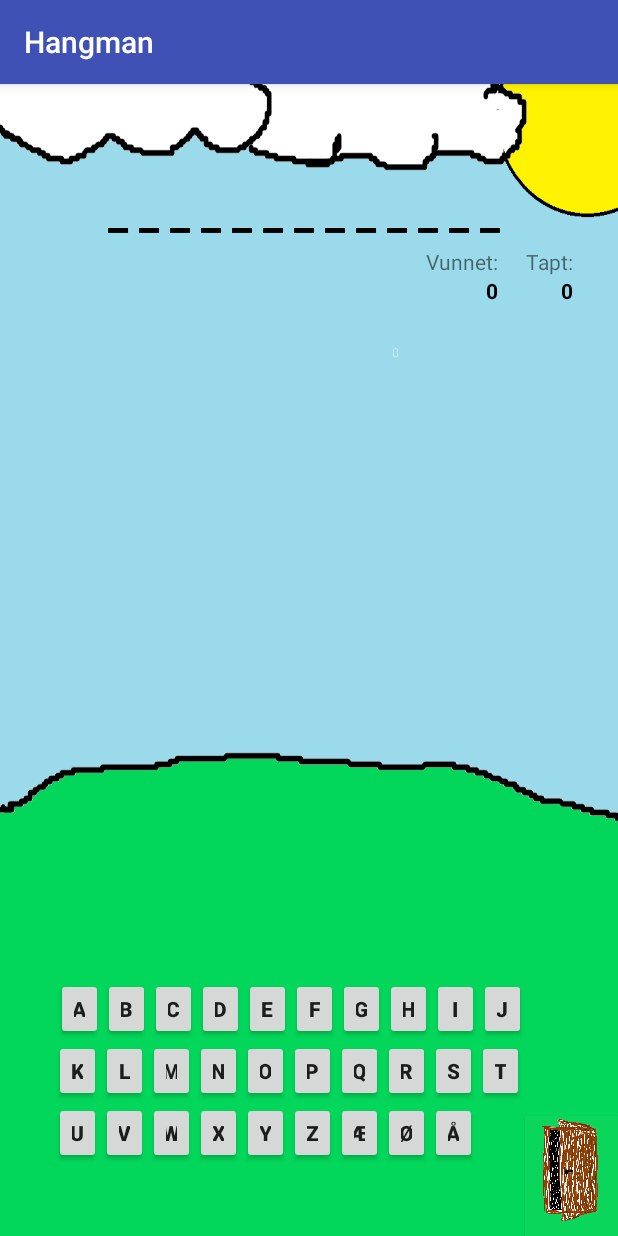
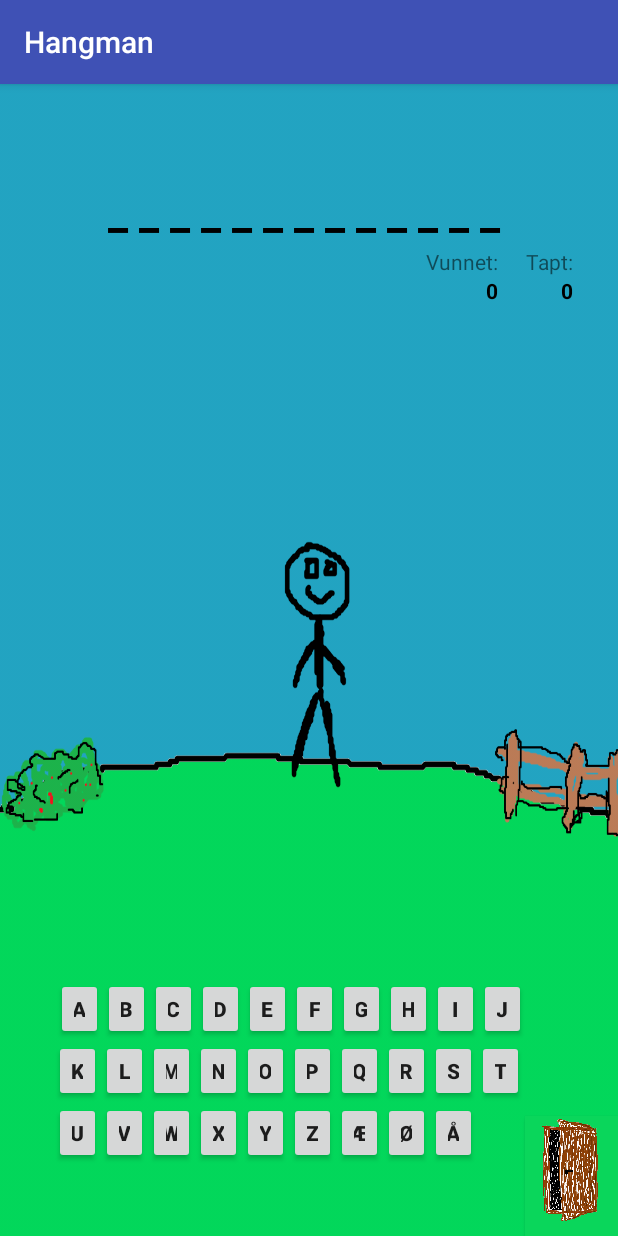
Before and after one commit to Brogzybro/Hangman-android-app, an Android app: the screen it shows after launch (GameActivity), after a tap on "START GAME", on a phone screen of 412 x 824 dp. Run offline under Robolectric (Android 15) with nearby library versions, the phone set to English and light mode, and no system bars; 2 other taps on this screen came first.

Commit message:
two gamemodes added

```diff
--- a/app/src/main/java/com/example/brage/hangman/GameActivity.java
+++ b/app/src/main/java/com/example/brage/hangman/GameActivity.java
@@ -1,6 +1,7 @@
 package com.example.brage.hangman;
 
 import android.content.Context;
+import android.content.DialogInterface;
 import android.content.Intent;
 import android.content.res.TypedArray;
 import android.os.Bundle;
@@ -46,7 +47,12 @@
         numberOfGameWins = (TextView)findViewById(R.id.numerOfWins);
         numberOfGameLoss = (TextView)findViewById(R.id.numerOfLoss);
         nextGameBtn = (Button)findViewById(R.id.nextGameBtn);
-        backgrounds = getResources().obtainTypedArray(R.array.bgList);
+        if (intent.getIntExtra("gameMode", 0) == 1){
+            backgrounds = getResources().obtainTypedArray(R.array.bgList1);
+        }else{
+            backgrounds = getResources().obtainTypedArray(R.array.bgList0);
+        }
+        background.setImageResource(backgrounds.getResourceId(numberOfFailes, 0));
         readFromFile();
         setWordOfGameTV();
     }
@@ -87,6 +93,10 @@
 
     private String selectRandomWord(){
         Random random = new Random();
+        if (listOFWords.size() == 0){
+            AlertDialog.Builder builder = new AlertDialog.Builder(this);
+            builder.setMessage("There are no more words to play :(").setPositiveButton("Ok!", dialogListener).show();
+        }
         int randomInt = random.nextInt(listOFWords.size());
         String word = listOFWords.get(randomInt);
         return word;
@@ -208,4 +218,16 @@
         }
     }
 
+    DialogInterface.OnClickListener dialogListener = new DialogInterface.OnClickListener() {
+        @Override
+        public void onClick(DialogInterface dialog, int which) {
+            switch (which) {
+                case DialogInterface.BUTTON_POSITIVE:
+                    finish();
+                    break;
+            }
+
+        }
+    };
+
 }
--- a/app/src/main/java/com/example/brage/hangman/MainActivity.java
+++ b/app/src/main/java/com/example/brage/hangman/MainActivity.java
@@ -20,6 +20,7 @@
 public class MainActivity extends AppCompatActivity {
 
     private RadioGroup radioGroup;
+    private int gameModeSelected = 0;
 
     @Override
     protected void onCreate(Bundle savedInstanceState) {
@@ -47,6 +48,7 @@
 
         Intent intent = new Intent(this, GameActivity.class);
         intent.putExtra("language", selectedId);
+        intent.putExtra("gameMode", gameModeSelected);
         startActivity(intent);
     }
 
@@ -92,11 +94,13 @@
 
     public void changeGameMode(View view){
         if (view.getId() == R.id.mode1Btn){
+            gameModeSelected = 1;
             view.setBackground(getDrawable(R.drawable.game_mode_1_s));
             Button buttonNotPressed = (Button)findViewById(R.id.mode0Btn);
             buttonNotPressed.setBackground(getDrawable(R.drawable.game_mode_0));
         }else{
-            view.setBackground(getDrawable(R.drawable.game_mode_1_s));
+            gameModeSelected = 0;
+            view.setBackground(getDrawable(R.drawable.game_mode_0_s));
             Button buttonNotPressed = (Button)findViewById(R.id.mode1Btn);
             buttonNotPressed.setBackground(getDrawable(R.drawable.game_mode_1));
         }
--- a/app/src/main/res/raw/english_words.txt
+++ b/app/src/main/res/raw/english_words.txt
@@ -2,3 +2,9 @@
 sidewalk
 school
 university
+chicken
+breadcrumb
+microwave
+toiletseat
+computer
+kitchen
--- a/app/src/main/res/values/strings.xml
+++ b/app/src/main/res/values/strings.xml
@@ -29,7 +29,7 @@
         <item>@string/help_eng</item>
     </string-array>
 
-    <integer-array name="bgList">
+    <integer-array name="bgList0">
         <item>@drawable/game0</item>
         <item>@drawable/game1</item>
         <item>@drawable/game2</item>
@@ -42,4 +42,18 @@
         <item>@drawable/game9</item>
         <item>@drawable/game10</item>
     </integer-array>
+
+    <integer-array name="bgList1">
+        <item>@drawable/a_game0</item>
+        <item>@drawable/a_game1</item>
+        <item>@drawable/a_game2</item>
+        <item>@drawable/a_game3</item>
+        <item>@drawable/a_game4</item>
+        <item>@drawable/a_game5</item>
+        <item>@drawable/a_game6</item>
+        <item>@drawable/a_game7</item>
+        <item>@drawable/a_game8</item>
+        <item>@drawable/a_game9</item>
+        <item>@drawable/a_game10</item>
+    </integer-array>
 </resources>
```
